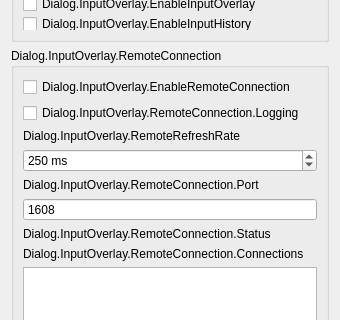
First picture: the form in io-obs/gui/io_settings_dialog.ui, repository univrsal/input-overlay, before the edit; both pictures show x 0 to 340 and y 103 to 423 of the 340 by 575 pixel window.
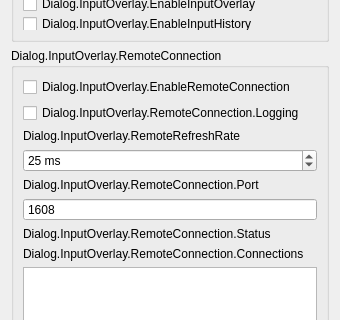
Second picture: the form after the edit.

What changed in the file:
```diff
--- a/io-obs/gui/io_settings_dialog.ui
+++ b/io-obs/gui/io_settings_dialog.ui
@@ -136,7 +136,7 @@
          <number>5000</number>
         </property>
         <property name="value">
-         <number>250</number>
+         <number>25</number>
         </property>
        </widget>
       </item>
```
